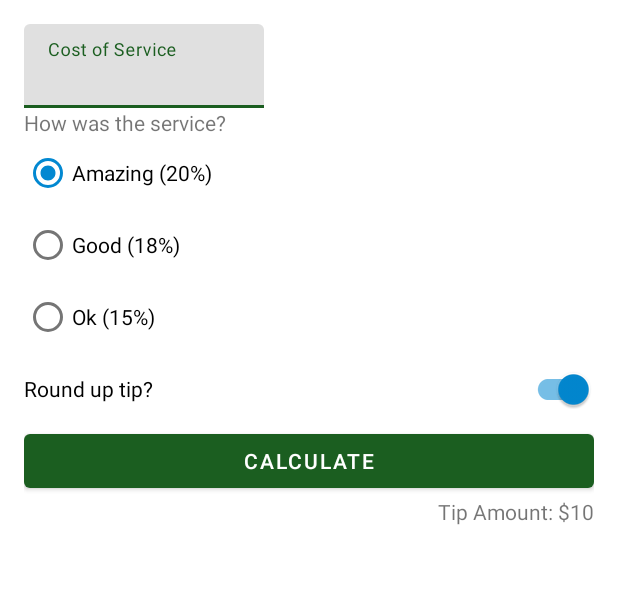
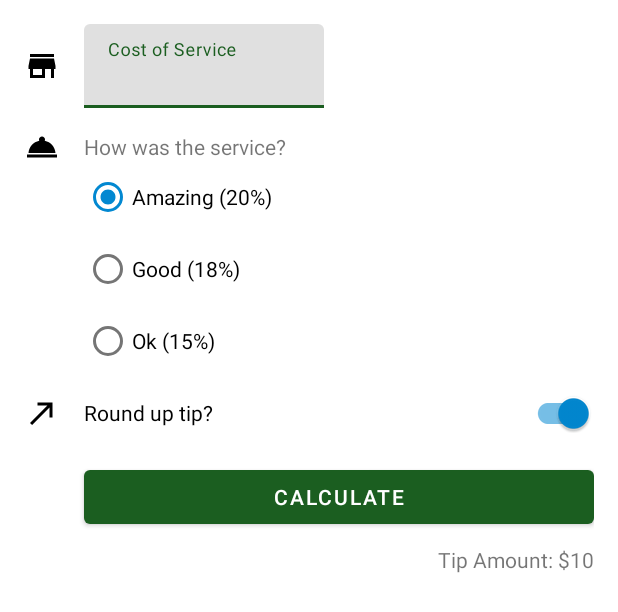
Before and after one commit to wanderlp/kotlin-tip-time, an Android app: the layout activity_main.xml on its own in the app's theme, with its tools: preview values and no code run, on a phone screen of 412 x 824 dp. Shown: the top 612 px of the screen. Run offline under Robolectric (Android 15) with nearby library versions, the phone set to English and light mode, and no system bars.

```diff
--- a/app/src/main/res/layout/activity_main.xml
+++ b/app/src/main/res/layout/activity_main.xml
@@ -7,13 +7,24 @@
     android:padding="16dp"
     tools:context=".MainActivity">
 
+    <ImageView
+        android:id="@+id/icon_cost_of_service"
+        android:layout_width="wrap_content"
+        android:layout_height="wrap_content"
+        android:importantForAccessibility="no"
+        android:src="@drawable/ic_store"
+        app:layout_constraintBottom_toBottomOf="@+id/cost_of_service"
+        app:layout_constraintStart_toStartOf="parent"
+        app:layout_constraintTop_toTopOf="@+id/cost_of_service"/>
+
     <com.google.android.material.textfield.TextInputLayout
         android:id="@+id/cost_of_service"
         android:layout_width="160dp"
         android:layout_height="wrap_content"
         android:hint="@string/cost_of_service"
-        app:layout_constraintStart_toStartOf="parent"
-        app:layout_constraintTop_toTopOf="parent">
+        app:layout_constraintStart_toEndOf="@+id/icon_cost_of_service"
+        app:layout_constraintTop_toTopOf="parent"
+        android:layout_marginStart="16dp">
 
         <com.google.android.material.textfield.TextInputEditText
             android:id="@+id/cost_of_service_edit_text"
@@ -22,12 +33,23 @@
             android:inputType="numberDecimal"/>
     </com.google.android.material.textfield.TextInputLayout>
 
+    <ImageView
+        android:id="@+id/icon_service_question"
+        android:layout_width="wrap_content"
+        android:layout_height="wrap_content"
+        android:importantForAccessibility="no"
+        android:src="@drawable/ic_service"
+        app:layout_constraintBottom_toBottomOf="@+id/service_question"
+        app:layout_constraintStart_toStartOf="parent"
+        app:layout_constraintTop_toTopOf="@+id/service_question"/>
+
     <TextView
         android:id="@+id/service_question"
         android:layout_width="wrap_content"
         android:layout_height="wrap_content"
+        android:layout_marginTop="16dp"
         android:text="@string/how_was_the_service"
-        app:layout_constraintStart_toStartOf="parent"
+        app:layout_constraintStart_toStartOf="@+id/cost_of_service"
         app:layout_constraintTop_toBottomOf="@id/cost_of_service" />
 
     <RadioGroup
@@ -36,7 +58,7 @@
         android:layout_height="wrap_content"
         android:checkedButton="@id/option_twenty_percent"
         android:orientation="vertical"
-        app:layout_constraintStart_toStartOf="parent"
+        app:layout_constraintStart_toStartOf="@+id/service_question"
         app:layout_constraintTop_toBottomOf="@id/service_question">
 
         <RadioButton
@@ -58,6 +80,16 @@
             android:text="@string/ok_service" />
     </RadioGroup>
 
+    <ImageView
+        android:id="@+id/icon_round_up"
+        android:layout_width="wrap_content"
+        android:layout_height="wrap_content"
+        android:importantForAccessibility="no"
+        android:src="@drawable/ic_round_up"
+        app:layout_constraintBottom_toBottomOf="@+id/round_up_switch"
+        app:layout_constraintStart_toStartOf="parent"
+        app:layout_constraintTop_toTopOf="@+id/round_up_switch" />
+
     <com.google.android.material.switchmaterial.SwitchMaterial
         android:id="@+id/round_up_switch"
         android:layout_width="0dp"
@@ -66,15 +98,16 @@
         android:text="@string/round_up_tip"
         app:layout_constraintEnd_toEndOf="parent"
         app:layout_constraintStart_toStartOf="@id/tip_options"
-        app:layout_constraintTop_toBottomOf="@id/tip_options" />
+        app:layout_constraintTop_toBottomOf="@id/tip_options"/>
 
     <Button
         android:id="@+id/calculate_button"
         android:layout_width="0dp"
         android:layout_height="wrap_content"
+        android:layout_marginTop="8dp"
         android:text="@string/calculate"
         app:layout_constraintEnd_toEndOf="parent"
-        app:layout_constraintStart_toStartOf="parent"
+        app:layout_constraintStart_toStartOf="@+id/round_up_switch"
         app:layout_constraintTop_toBottomOf="@id/round_up_switch" />
 
     <TextView
@@ -84,6 +117,7 @@
         app:layout_constraintEnd_toEndOf="parent"
         app:layout_constraintTop_toBottomOf="@id/calculate_button"
         android:text="@string/tip_amount"
-        tools:text="Tip Amount: $10" />
+        tools:text="Tip Amount: $10"
+        android:layout_marginTop="8dp"/>
 
 </androidx.constraintlayout.widget.ConstraintLayout>
```
